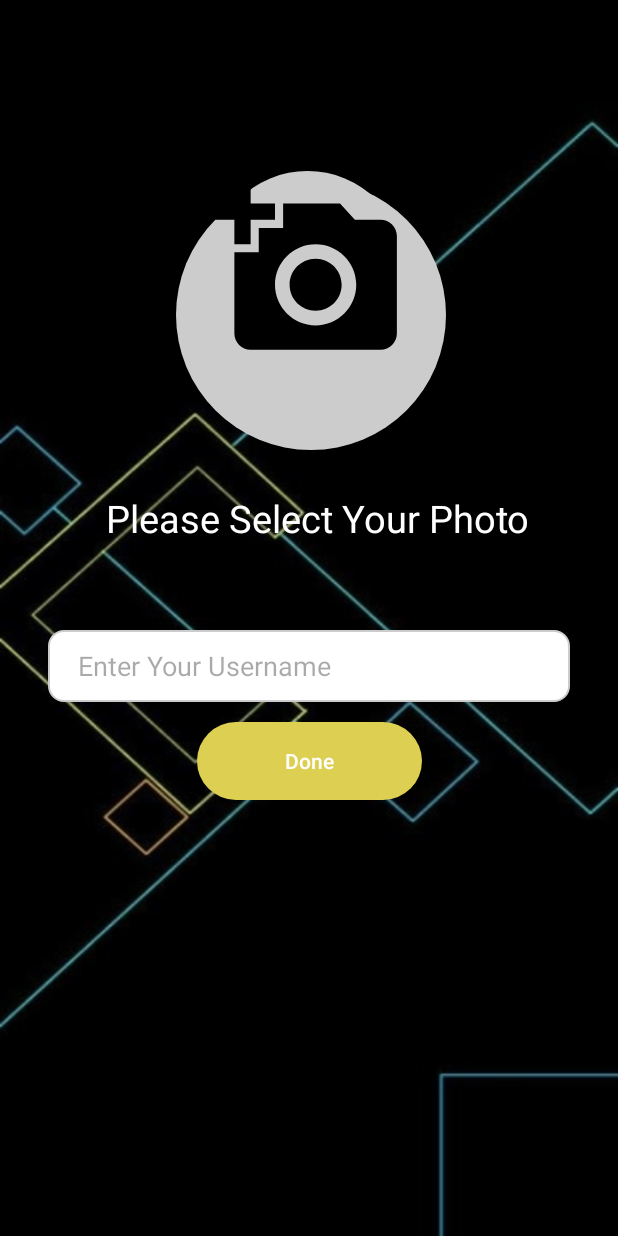
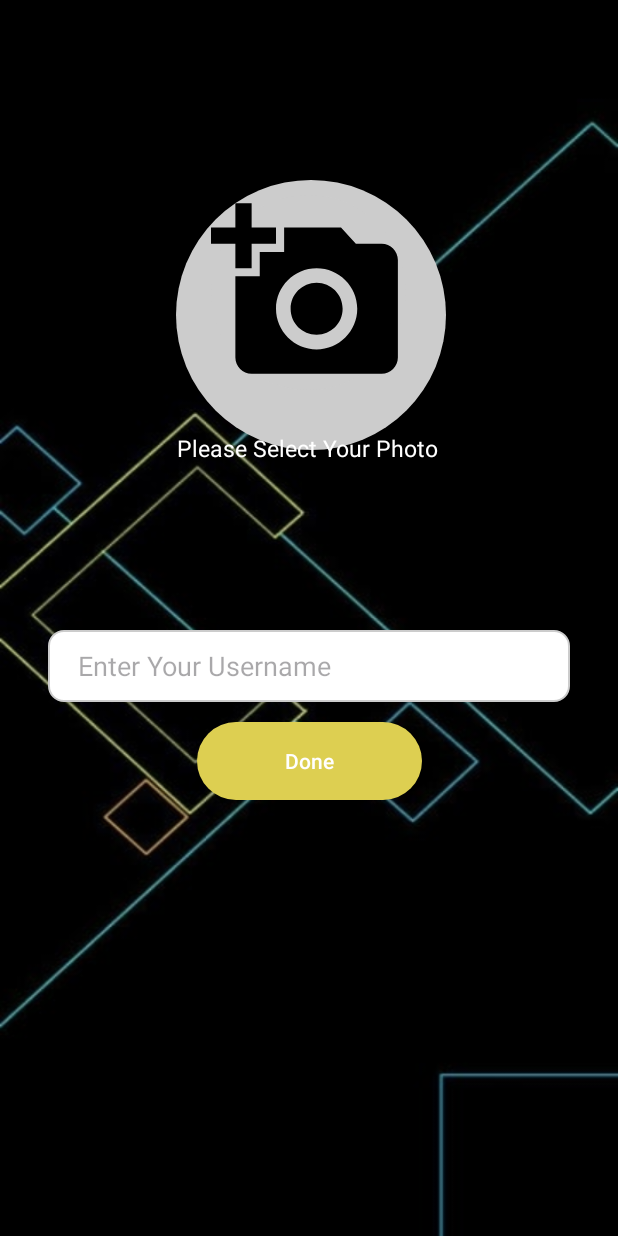
Before and after one commit to VirpalsinhChavda21/ChatNexus, an Android app: the Username screen opened directly, with no data from a screen before it, on a phone screen of 412 x 824 dp. Run offline under Robolectric (Android 15) with nearby library versions, the phone set to English and light mode, and no system bars.

Commit message:
initial commit

```diff
--- a/app/build.gradle
+++ b/app/build.gradle
@@ -37,6 +37,8 @@ dependencies {
     implementation 'androidx.core:core-ktx:1.8.0'
     implementation 'androidx.appcompat:appcompat:1.6.1'
     implementation 'com.google.android.material:material:1.5.0'
+    implementation 'com.github.bumptech.glide:glide:4.12.0'
+    annotationProcessor 'com.github.bumptech.glide:compiler:4.12.0'
     implementation 'androidx.constraintlayout:constraintlayout:2.1.4'
     testImplementation 'junit:junit:4.13.2'
     androidTestImplementation 'androidx.test.ext:junit:1.1.5'
--- a/app/src/main/java/com/virpalsinhchavda/chatnexus/Username.kt
+++ b/app/src/main/java/com/virpalsinhchavda/chatnexus/Username.kt
@@ -1,22 +1,63 @@
 package com.virpalsinhchavda.chatnexus
 
+import android.app.Activity
 import android.content.Intent
 import android.graphics.Color
-import androidx.appcompat.app.AppCompatActivity
 import android.os.Bundle
+import android.provider.MediaStore
+import android.view.View
 import android.widget.Button
 import android.widget.EditText
 import android.widget.ImageView
+import androidx.appcompat.app.AppCompatActivity
 
 class Username : AppCompatActivity() {
+    companion object {
+        private const val PICK_IMAGE_REQUEST_CODE = 1001
+    }
+
     override fun onCreate(savedInstanceState: Bundle?) {
         super.onCreate(savedInstanceState)
         setContentView(R.layout.activity_username)
 
         val myButton: Button = findViewById(R.id.buttonDone)
         val userEditText: EditText = findViewById(R.id.username_input)
+        val photoImageView: ImageView = findViewById(R.id.buttonImageView)
+        val vectorImageView : ImageView = findViewById(R.id.profileImageView)
 
         myButton.setBackgroundColor(Color.parseColor("#FFDDCF51"))
 
+        // Set a click listener for the photo button
+        photoImageView.setOnClickListener {
+            openGallery()
+        }
+        vectorImageView.setOnClickListener {
+            openGallery()
+        }
+    }
+
+    // Click event handler for the photo button
+    private fun openGallery() {
+        val intent = Intent(Intent.ACTION_PICK)
+        intent.type = "image/*"
+        startActivityForResult(intent, PICK_IMAGE_REQUEST_CODE)
+    }
+
+    // Handle the result when an image is picked
+    override fun onActivityResult(requestCode: Int, resultCode: Int, data: Intent?) {
+        super.onActivityResult(requestCode, resultCode, data)
+
+        if (requestCode == PICK_IMAGE_REQUEST_CODE && resultCode == Activity.RESULT_OK) {
+            // Handle the selected image URI
+            val selectedImageUri = data?.data
+            if (selectedImageUri != null) {
+                val bitmap = MediaStore.Images.Media.getBitmap(contentResolver, selectedImageUri)
+                // Update the circular ImageView with the chosen photo
+                findViewById<ImageView>(R.id.buttonImageView).setImageBitmap(bitmap)
+
+                // Hide the vector asset ImageView
+                findViewById<ImageView>(R.id.profileImageView).visibility = View.GONE
+            }
+        }
     }
 }
--- a/app/src/main/res/layout/activity_main.xml
+++ b/app/src/main/res/layout/activity_main.xml
@@ -48,6 +48,7 @@
         android:textColor="@color/black"
         android:inputType="number"
         android:maxLength="10"
+        android:minEms="10"
         android:paddingLeft="20dp"
         android:background="@drawable/rounded_edittext_background"
         app:layout_constraintStart_toStartOf="@+id/signup"
--- a/app/src/main/res/layout/activity_username.xml
+++ b/app/src/main/res/layout/activity_username.xml
@@ -1,5 +1,6 @@
 <?xml version="1.0" encoding="utf-8"?>
-<androidx.constraintlayout.widget.ConstraintLayout xmlns:android="http://schemas.android.com/apk/res/android"
+<androidx.constraintlayout.widget.ConstraintLayout
+    xmlns:android="http://schemas.android.com/apk/res/android"
     xmlns:app="http://schemas.android.com/apk/res-auto"
     xmlns:tools="http://schemas.android.com/tools"
     android:layout_width="match_parent"
@@ -10,7 +11,7 @@
     tools:context=".Verification">
 
     <ImageView
-        android:id="@+id/buttonImageView"
+        android:id="@+id/profileImageView"
         android:layout_width="180dp"
         android:layout_height="180dp"
         android:layout_marginTop="104dp"
@@ -24,19 +25,20 @@
         />
 
     <ImageView
-        android:id="@+id/vectorImageView"
+        android:id="@+id/buttonImageView"
         android:layout_width="130dp"
         android:layout_height="130dp"
-        android:layout_marginBottom="564dp"
+        android:layout_marginBottom="548dp"
         android:background="@drawable/circular_background"
         android:clickable="true"
         android:contentDescription="Add a Photo"
+        android:layout_alignTop="@id/profileImageView"
+        android:layout_alignEnd="@id/profileImageView"
         android:src="@drawable/add_a_photo"
         app:layout_constraintBottom_toBottomOf="parent"
         app:layout_constraintEnd_toEndOf="parent"
-        app:layout_constraintHorizontal_bias="0.497"
-        app:layout_constraintStart_toStartOf="parent"
-        />
+        app:layout_constraintHorizontal_bias="0.498"
+        app:layout_constraintStart_toStartOf="parent" />
 
     <TextView
         android:layout_width="wrap_content"
@@ -44,9 +46,9 @@
         android:layout_marginTop="28dp"
         android:text="Please Select Your Photo"
         android:textColor="@color/white"
-        android:textSize="25sp"
+        android:textSize="15sp"
         app:layout_constraintEnd_toEndOf="parent"
-        app:layout_constraintHorizontal_bias="0.561"
+        app:layout_constraintHorizontal_bias="0.497"
         app:layout_constraintStart_toStartOf="parent"
         app:layout_constraintTop_toBottomOf="@+id/buttonImageView" />
 
--- a/app/src/main/res/layout/activity_verification.xml
+++ b/app/src/main/res/layout/activity_verification.xml
@@ -62,10 +62,10 @@
         android:focusable="true"
         app:layout_constraintEnd_toEndOf="parent"
         app:layout_constraintStart_toStartOf="parent"
-        app:layout_constraintTop_toBottomOf="@+id/editTextnumber" />
+        app:layout_constraintTop_toBottomOf="@+id/editTextOTP" />
 
     <EditText
-        android:id="@+id/editTextnumber"
+        android:id="@+id/editTextOTP"
         android:layout_width="match_parent"
         android:layout_height="55dp"
         android:layout_marginTop="56dp"
@@ -74,6 +74,7 @@
         android:paddingLeft="20dp"
         android:inputType="number"
         android:maxLength="6"
+        android:minEms="6"
         android:background="@drawable/rounded_edittext_background"
         app:layout_constraintStart_toStartOf="@+id/textcode"
         app:layout_constraintTop_toTopOf="@+id/textcode" />
--- a/app/src/main/res/values/colors.xml
+++ b/app/src/main/res/values/colors.xml
@@ -2,5 +2,4 @@
 <resources>
     <color name="black">#FF000000</color>
     <color name="white">#FFFFFFFF</color>
-    <color name="borderColor">#FF0000</color>
 </resources>
```
Also changed, not shown: app/src/main/AndroidManifest.xml (+6 -1 lines), app/src/main/java/com/virpalsinhchavda/chatnexus/MainActivity.kt (+10 -8 lines), app/src/main/java/com/virpalsinhchavda/chatnexus/Verification.kt (+10 -10 lines), app/src/main/res/drawable/border_imageview.xml (deleted, +0 -16 lines).
